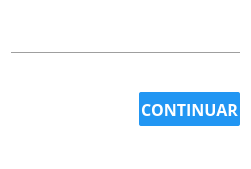
Before: the Qt Designer form interface/qt/ui/detailsPopUp.ui in usbceic/ceic-sv, drawn with Qt 5.
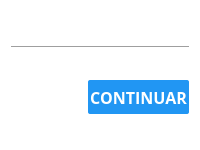
After: the same form once the commit is applied. Icons and pictures are not drawn.

```diff
--- a/interface/qt/ui/detailsPopUp.ui
+++ b/interface/qt/ui/detailsPopUp.ui
@@ -9,10 +9,16 @@
    <rect>
     <x>0</x>
     <y>0</y>
-    <width>251</width>
-    <height>169</height>
+    <width>200</width>
+    <height>150</height>
    </rect>
   </property>
+  <property name="minimumSize">
+   <size>
+    <width>200</width>
+    <height>150</height>
+   </size>
+  </property>
   <property name="windowTitle">
    <string>Details</string>
   </property>
```
